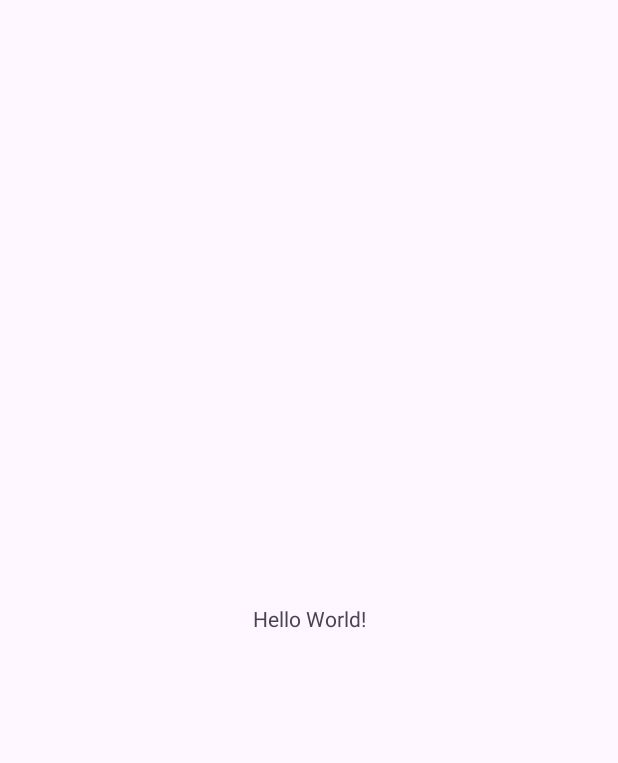
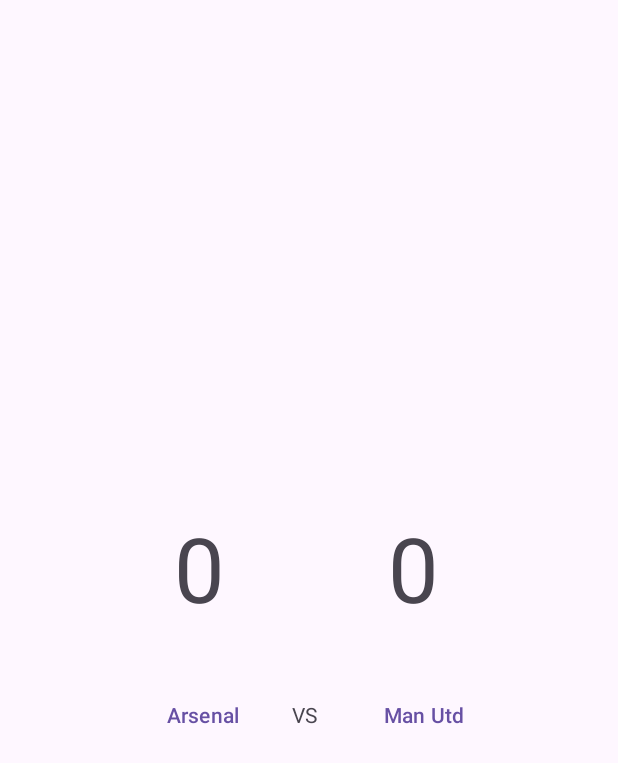
Before and after one commit to majidpawar9/BasketBallScoreTrackingApp, an Android app: the screen it shows after launch (MainActivity), on a phone screen of 412 x 824 dp. Before the commit the part shown is almost empty. Shown: the top 763 px of the screen. Run offline under Robolectric (Android 15) with nearby library versions, the phone set to English and light mode, and no system bars.

Commit message:
Made layout and added button as well as score count

```diff
--- a/app/src/main/java/com/majid/scorekeepingapp/MainActivity.kt
+++ b/app/src/main/java/com/majid/scorekeepingapp/MainActivity.kt
@@ -2,8 +2,11 @@ package com.majid.scorekeepingapp
 
 import androidx.appcompat.app.AppCompatActivity
 import android.os.Bundle
+import android.widget.Button
 
 class MainActivity : AppCompatActivity() {
+    private lateinit var team1Button:Button
+    private lateinit var team2Button:Button
     override fun onCreate(savedInstanceState: Bundle?) {
         super.onCreate(savedInstanceState)
         setContentView(R.layout.activity_main)
--- a/app/src/main/res/layout/activity_main.xml
+++ b/app/src/main/res/layout/activity_main.xml
@@ -1,18 +1,63 @@
 <?xml version="1.0" encoding="utf-8"?>
-<androidx.constraintlayout.widget.ConstraintLayout xmlns:android="http://schemas.android.com/apk/res/android"
-    xmlns:app="http://schemas.android.com/apk/res-auto"
-    xmlns:tools="http://schemas.android.com/tools"
+<LinearLayout xmlns:android="http://schemas.android.com/apk/res/android"
     android:layout_width="match_parent"
     android:layout_height="match_parent"
-    tools:context=".MainActivity">
+    android:gravity="center"
+    android:orientation="vertical">
 
-    <TextView
+    <LinearLayout
         android:layout_width="wrap_content"
         android:layout_height="wrap_content"
-        android:text="Hello World!"
-        app:layout_constraintBottom_toBottomOf="parent"
-        app:layout_constraintEnd_toEndOf="parent"
-        app:layout_constraintStart_toStartOf="parent"
-        app:layout_constraintTop_toTopOf="parent" />
+        android:orientation="horizontal">
 
-</androidx.constraintlayout.widget.ConstraintLayout>
+        <TextView
+            android:id="@+id/team1Score"
+            android:layout_width="140dp"
+            android:layout_height="wrap_content"
+            android:layout_weight="1"
+            android:gravity="center"
+            android:padding="24dp"
+            android:text="0"
+            android:textSize="60sp" />
+
+        <TextView
+            android:id="@+id/team2Score"
+            android:layout_width="146dp"
+            android:layout_height="wrap_content"
+            android:layout_weight="1"
+            android:gravity="center"
+            android:padding="24dp"
+            android:text="0"
+            android:textSize="60sp" />
+    </LinearLayout>
+
+    <LinearLayout
+        android:layout_width="wrap_content"
+        android:layout_height="wrap_content"
+        android:orientation="horizontal">
+
+
+        <Button
+            android:id="@+id/team1Button"
+            style="?android:attr/buttonBarButtonStyle"
+            android:layout_width="wrap_content"
+            android:layout_height="wrap_content"
+            android:text="@string/team1Button" />
+
+        <TextView
+            android:layout_width="wrap_content"
+            android:layout_height="wrap_content"
+            android:layout_weight="1"
+            android:gravity="center"
+            android:padding="24dp"
+            android:text="VS" />
+
+        <Button
+            android:id="@+id/team2Button"
+            style="?android:attr/buttonBarButtonStyle"
+            android:layout_width="wrap_content"
+            android:layout_height="wrap_content"
+            android:text="@string/team2Button" />
+    </LinearLayout>
+
+</LinearLayout>
--- a/app/src/main/res/values/strings.xml
+++ b/app/src/main/res/values/strings.xml
@@ -1,3 +1,5 @@
 <resources>
     <string name="app_name">ScoreKeepingApp</string>
+    <string name="team1Button">Arsenal</string>
+    <string name="team2Button">Man Utd</string>
 </resources>
```
